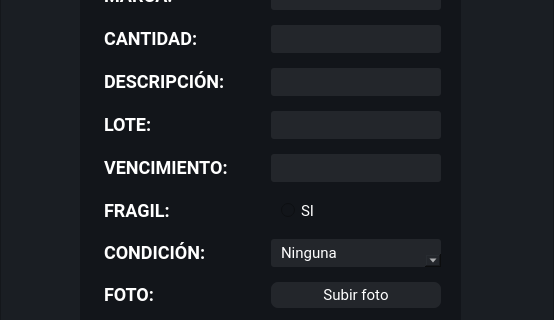
Old version of the form Interfaces/main/nuevo_producto_ui.ui in the repository juanignaciocansillieri/Proyecto-Final; both pictures show x 0 to 554 and y 221 to 541 of the 554 by 656 pixel window.
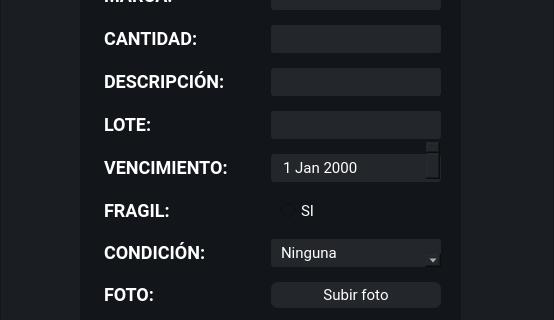
New version of the form.

What changed in the file:
```diff
--- a/Interfaces/main/nuevo_producto_ui.ui
+++ b/Interfaces/main/nuevo_producto_ui.ui
@@ -385,37 +385,6 @@
            </property>
           </widget>
          </item>
-         <item row="7" column="1">
-          <widget class="QLineEdit" name="venc_input">
-           <property name="minimumSize">
-            <size>
-             <width>0</width>
-             <height>28</height>
-            </size>
-           </property>
-           <property name="styleSheet">
-            <string notr="true">QLineEdit{
-background-color: #23262b;
-border-radius: 3px;
-padding: 4 10px;
-color: #fff;
-font-family:Roboto;
-margin-top: 3px;
-border: none;
-font-size:15px;
-font-weight: 400;
-margin-top:15px
-}
-
-
-QLineEdit:focus{
-}</string>
-           </property>
-           <property name="placeholderText">
-            <string/>
-           </property>
-          </widget>
-         </item>
          <item row="9" column="0">
           <widget class="QLabel" name="label_9">
            <property name="styleSheet">
@@ -572,6 +541,26 @@
            </property>
           </widget>
          </item>
+         <item row="7" column="1">
+          <widget class="QDateEdit" name="venc_date">
+           <property name="styleSheet">
+            <string notr="true">QDateEdit{
+background-color: #23262b;
+border-radius: 3px;
+padding: 4 10px;
+color: #fff;
+font-family:Roboto;
+margin-top: 3px;
+border: none;
+font-size:15px;
+font-weight: 400;
+margin-top:15px
+}
+
+</string>
+           </property>
+          </widget>
+         </item>
         </layout>
        </widget>
       </widget>
```
Left out of the diff: 2 changed lines with no effect on the pictures.
